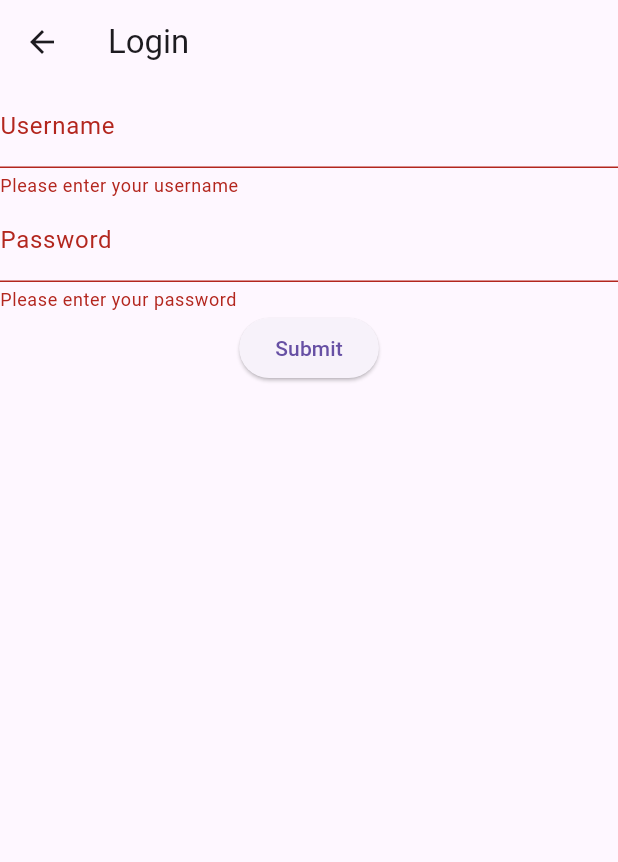
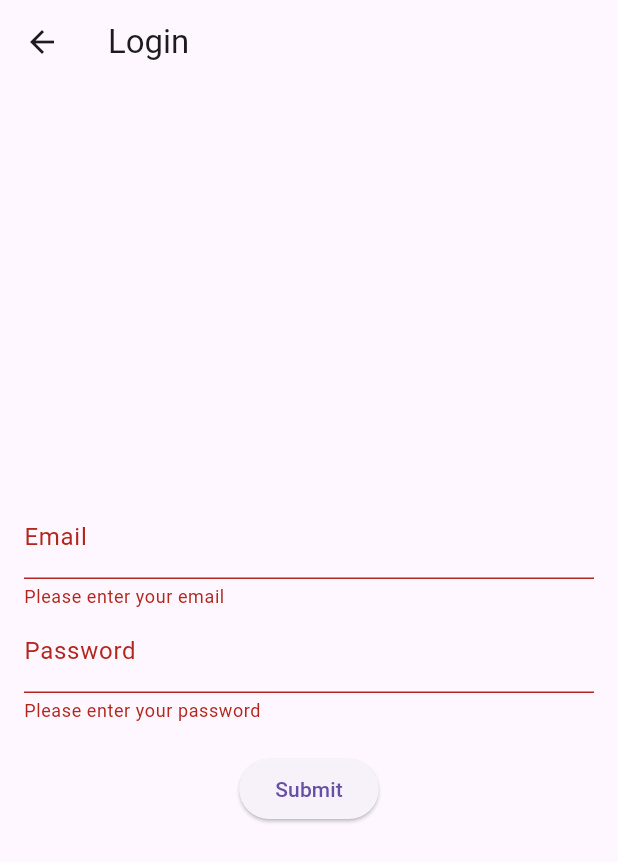
Before and after one commit to Emene-Pesh/MuscleTrackerAndroid, a Flutter app: the LoginPage screen opened by its route, after a tap on "Submit", on a phone screen of 412 x 824 dp. Shown: the top 862 px of the screen. Run offline on Flutter 3.47's test engine with Material 3 defaults, Android fonts, the phone set to English and light mode, and no system bars; our stand-ins replace geolocator.

Commit message:
Fixed Snackbar and centered elements

```diff
--- a/lib/screens/loginPage.dart
+++ b/lib/screens/loginPage.dart
@@ -3,7 +3,6 @@ import 'package:flutter/material.dart';
 import 'package:http/http.dart' as http;
 import 'package:provider/provider.dart';
 import '../user_provider.dart';
-
 
 class LoginPage extends StatefulWidget {
   const LoginPage({super.key});
@@ -21,7 +20,6 @@ class _LoginPageState extends State<LoginPage> {
   Future<void> _login() async {
     final String username = _usernameController.text.trim();
     final String password = _passwordController.text.trim();
-
 
     // Your API endpoint
     final String apiUrl = 'http://192.168.56.1:3000/api/flutterLogin';
@@ -42,14 +40,12 @@ class _LoginPageState extends State<LoginPage> {
         final Map<String, dynamic> data = jsonDecode(response.body);
         Provider.of<UserProvider>(context, listen: false).setUser(data['body']);
 
-
-
         // Handle successful login here
         // Navigate to the next screen or perform any action
         print('Login successful!, user: ${data['body']}');
         Navigator.pushNamed(
           context,
-          '/home',
+          '/workouts',
         );
         // Navigate to next screen or do something else
       } else {
@@ -74,16 +70,20 @@ class _LoginPageState extends State<LoginPage> {
       appBar: AppBar(
         title: Text('Login'),
       ),
-      body: Form(
+      body: Center( // Center the entire form
+        child: Form(
           key: _formKey,
+          child: Padding(
+            padding: const EdgeInsets.all(16.0),
             child: Column(
+              mainAxisSize: MainAxisSize.min,
               children: <Widget>[
                 TextFormField(
                   controller: _usernameController,
-              decoration: InputDecoration(labelText: 'Username'),
+                  decoration: InputDecoration(labelText: 'Email'),
                   validator: (value) {
                     if (value == null || value.isEmpty) {
-                  return 'Please enter your username';
+                      return 'Please enter your email';
                     }
                     return null;
                   },
@@ -99,21 +99,16 @@ class _LoginPageState extends State<LoginPage> {
                     return null;
                   },
                 ),
+                SizedBox(height: 20), // Add some spacing between the fields and the button
                 ElevatedButton(
                   onPressed: () {
                     if ((_formKey.currentState?.validate() ?? false)) {
-                  // If the form is valid, display a Snackbar.
                       _login();
+                      if (_errorMessage.isNotEmpty) {
                         ScaffoldMessenger.of(context).showSnackBar(
                           SnackBar(content: Text(_errorMessage)),
                         );
-                  if (!_errorMessage.isNotEmpty){
-                    Navigator.pushNamed(
-                      context,
-                      '/home',
-                    );
                       }
-
                     }
                   },
                   child: Text('Submit'),
@@ -121,6 +116,8 @@ class _LoginPageState extends State<LoginPage> {
               ],
             ),
           ),
+        ),
+      ),
     );
   }
 }
```
Lines whose indentation alone changed are shown as unchanged.
